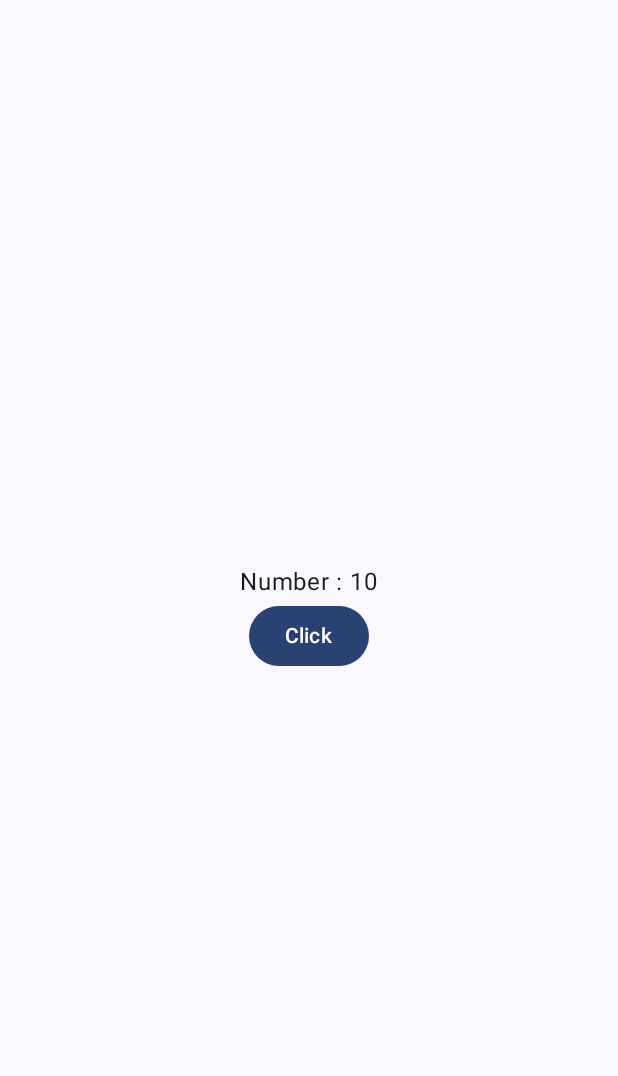
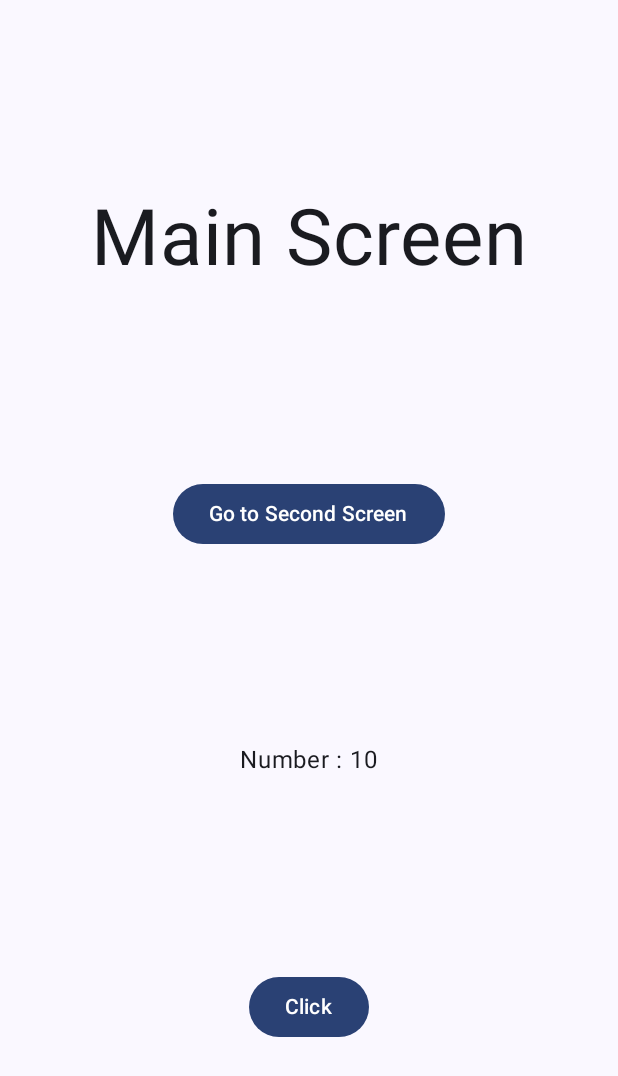
Before and after one commit to mendess12/JetpackComposeDesignWork2, an Android app built with Jetpack Compose: the screen it shows after launch (MainActivity), on a phone screen of 412 x 824 dp. Shown: the top 1076 px of the screen. Run offline under Robolectric (Android 15) with nearby library versions, the phone set to English and light mode, and no system bars.

Commit message:
Add new screens

```diff
--- a/app/src/main/java/com/yusufmendes/jetpackcomposedesignwork2/MainActivity.kt
+++ b/app/src/main/java/com/yusufmendes/jetpackcomposedesignwork2/MainActivity.kt
@@ -16,6 +16,7 @@ import androidx.compose.runtime.remember
 import androidx.compose.ui.Alignment
 import androidx.compose.ui.Modifier
 import androidx.compose.ui.tooling.preview.Preview
+import androidx.compose.ui.unit.sp
 import com.yusufmendes.jetpackcomposedesignwork2.ui.theme.JetpackComposeDesignWork2Theme
 
 class MainActivity : ComponentActivity() {
@@ -28,7 +29,7 @@ class MainActivity : ComponentActivity() {
                     modifier = Modifier.fillMaxSize(),
                     color = MaterialTheme.colorScheme.background
                 ) {
-                    Screen()
+                    MainScreen()
                 }
             }
         }
@@ -36,15 +37,21 @@ class MainActivity : ComponentActivity() {
 }
 
 @Composable
-fun Screen() {
+fun MainScreen() {
 
     val number = remember { mutableStateOf(10) }
 
     Column(
         modifier = Modifier.fillMaxSize(),
-        verticalArrangement = Arrangement.Center,
+        verticalArrangement = Arrangement.SpaceEvenly,
         horizontalAlignment = Alignment.CenterHorizontally
     ) {
+        Text(text = "Main Screen", fontSize = 52.sp)
+
+        Button(onClick = { }) {
+            Text(text = "Go to Second Screen")
+        }
+
         Text(text = "Number : ${number.value}")
 
         Button(onClick = { number.value = number.value + 2 }) {
@@ -57,6 +64,6 @@ fun Screen() {
 @Composable
 fun GreetingPreview() {
     JetpackComposeDesignWork2Theme {
-        Screen()
+        MainScreen()
     }
 }
```
Also changed, not shown: app/src/main/java/com/yusufmendes/jetpackcomposedesignwork2/SecondScreen.kt (added, +27 -0 lines), app/src/main/java/com/yusufmendes/jetpackcomposedesignwork2/ThirdScreen.kt (added, +22 -0 lines).
